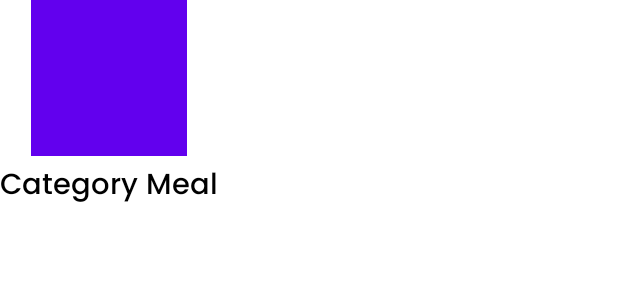
After one commit to SarahChalup/FoodApp, an Android app: the layout category_item.xml on its own in the app's theme, with its tools: preview values and no code run, on a phone screen of 412 x 824 dp. The commit adds this screen. Shown: the top 300 px of the screen. Run offline under Robolectric (Android 15) with nearby library versions, the phone set to English and light mode, and no system bars.

Commit message:
video 7 no termine :c

```diff
--- a/app/src/main/java/com/example/foodapp/pojo/CategoryList.kt
+++ b/app/src/main/java/com/example/foodapp/pojo/CategoryList.kt
@@ -1,5 +1,5 @@
 package com.example.foodapp.pojo
 
 data class CategoryList(
-    val meals: List<CategoryMeals>
+    val categories: List<Category>
 )
--- a/app/src/main/java/com/example/foodapp/pojo/CategoryMeals.kt
+++ b/app/src/main/java/com/example/foodapp/pojo/MealsByCategory.kt
@@ -1,6 +1,6 @@
 package com.example.foodapp.pojo
 
-data class CategoryMeals(
+data class MealsByCategory(
     val idMeal: String,
     val strMeal: String,
     val strMealThumb: String
--- /dev/null
+++ b/app/src/main/java/com/example/foodapp/pojo/MealsByCategoryList.kt
@@ -0,0 +1,5 @@
+package com.example.foodapp.pojo
+
+data class MealsByCategoryList(
+    val meals: List<MealsByCategory>
+)
--- a/app/src/main/java/com/example/foodapp/retrofit/MealApi.kt
+++ b/app/src/main/java/com/example/foodapp/retrofit/MealApi.kt
@@ -1,6 +1,7 @@
 package com.example.foodapp.retrofit
 
 import com.example.foodapp.pojo.CategoryList
+import com.example.foodapp.pojo.MealsByCategoryList
 import com.example.foodapp.pojo.MealList
 import retrofit2.Call
 import retrofit2.http.GET
@@ -14,5 +15,8 @@ interface MealApi {
     fun getMealDeails(@Query("i")id:String) : Call<MealList>
 
     @GET ("filter.php?")
-    fun getPopularItems(@Query("c")categorName: String): Call<CategoryList>
+    fun getPopularItems(@Query("c")categorName: String): Call<MealsByCategoryList>
+
+    @GET ("categories.php")
+    fun getCategories (): Call <CategoryList>
 }
--- /dev/null
+++ b/app/src/main/res/layout/category_item.xml
@@ -0,0 +1,31 @@
+<?xml version="1.0" encoding="utf-8"?>
+<androidx.constraintlayout.widget.ConstraintLayout xmlns:android="http://schemas.android.com/apk/res/android"
+    android:layout_width="wrap_content"
+    android:layout_height="wrap_content"
+    xmlns:app="http://schemas.android.com/apk/res-auto">
+
+    <ImageView
+        android:id="@+id/img_category"
+        android:layout_width="@dimen/_80sdp"
+        android:layout_height="@dimen/_80sdp"
+        app:layout_constraintTop_toTopOf="parent"
+        app:layout_constraintStart_toStartOf="parent"
+        app:layout_constraintEnd_toEndOf="parent"
+        android:scaleType="centerCrop"
+        android:src="@color/purple_500"/>
+    <TextView
+        android:id="@+id/tv_category_meal"
+        android:layout_width="wrap_content"
+        android:layout_height="wrap_content"
+        app:layout_constraintTop_toBottomOf="@id/img_category"
+        app:layout_constraintStart_toStartOf="parent"
+        app:layout_constraintEnd_toEndOf="parent"
+        android:textSize="@dimen/_15ssp"
+        android:text="Category Meal"
+        android:textColor="@color/black"
+        android:fontFamily="@font/myfont"
+        android:layout_marginTop="@dimen/_3sdp"
+
+
+        />
+</androidx.constraintlayout.widget.ConstraintLayout>
```
Also changed, not shown: app/src/main/java/com/example/foodapp/adapters/CategoriesAdapter.kt (added, +38 -0 lines), app/src/main/java/com/example/foodapp/adapters/MostPopulrMealAdapter.kt (+4 -6 lines), app/src/main/java/com/example/foodapp/fragments/HomeFragment.kt (+16 -6 lines), app/src/main/java/com/example/foodapp/pojo/Category.kt (added, +8 -0 lines), app/src/main/java/com/example/foodapp/viewModel/HomeViewModel.kt (+24 -12 lines).
